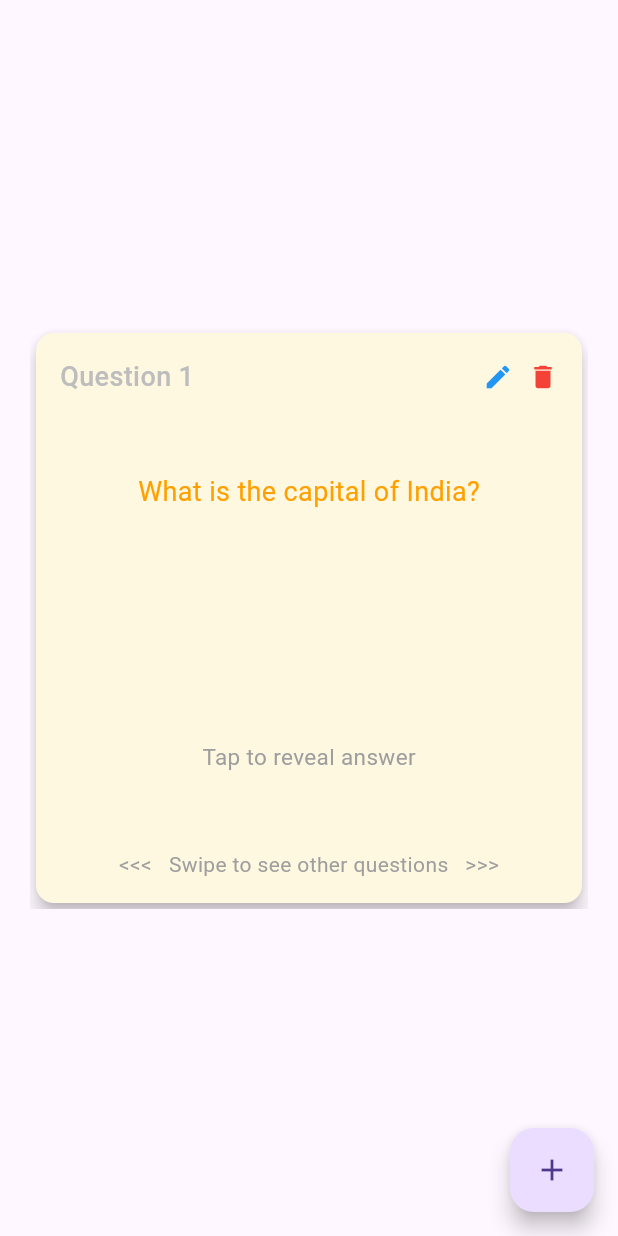
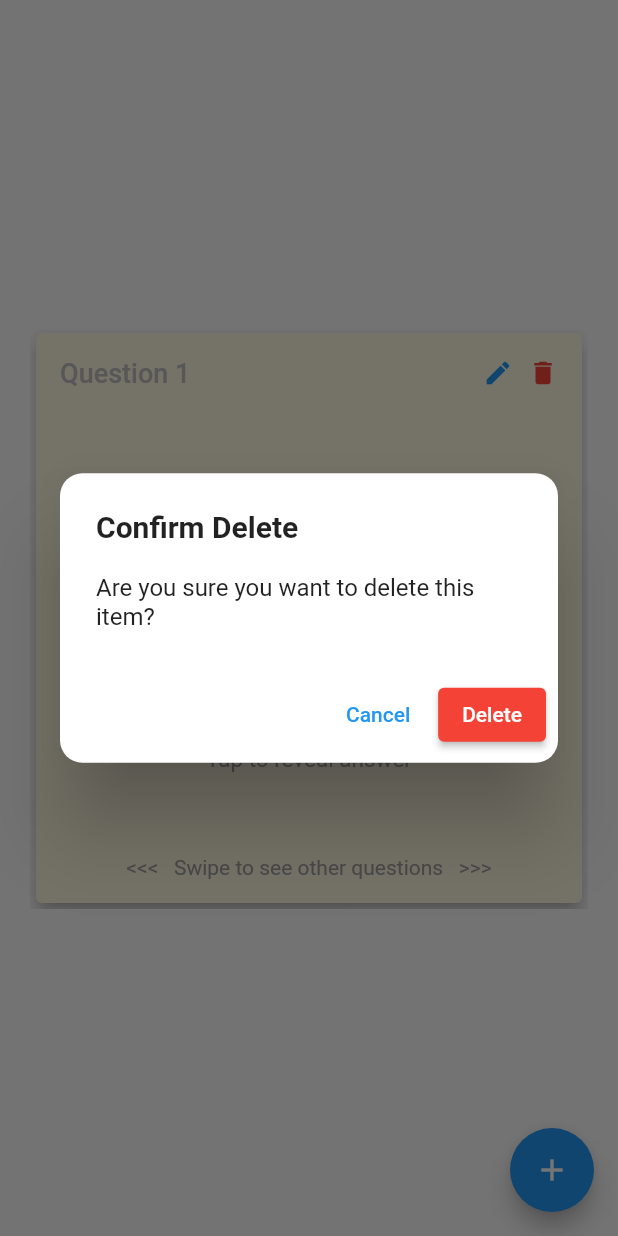
Before and after one commit to Debdaru07/flash_card_CRUD, a Flutter app: the screen it shows after launch, after a tap on the "delete" icon, on a phone screen of 412 x 824 dp. Run offline on Flutter 3.47's test engine with Material 3 defaults, Android fonts, the phone set to English and light mode, and no system bars.

Commit message:
Delete functionality completed.

```diff
--- a/lib/helper_widgets/snack_bar.dart
+++ b/lib/helper_widgets/snack_bar.dart
@@ -1,6 +1,6 @@
 import 'package:flutter/material.dart';
 
-void showCustomSnackbar(BuildContext context, {required String text, bool isSuccess = true} ) async {
+void showCustomSnackbar(BuildContext context, {required String text, bool isSuccess = true, bool isDelete = false} ) async {
     final snackbar = SnackBar(
       content: SizedBox(
         height: 60,
@@ -29,7 +29,9 @@ void showCustomSnackbar(BuildContext context, {required String text, bool isSucc
     ScaffoldMessenger.of(context).showSnackBar(snackbar);
     if(isSuccess){
       Future.delayed(snackbar.duration, () {
-        Navigator.pop(context, true);
+        if(isDelete == false) {
+          Navigator.pop(context, true);
+        }
       });
     }
 
--- a/lib/main.dart
+++ b/lib/main.dart
@@ -18,7 +18,7 @@ class MyApp extends StatelessWidget {
       child: MaterialApp(
         title: 'Flutter Demo',
         debugShowCheckedModeBanner: false,
-        theme: ThemeData(useMaterial3: true,),
+        theme: ThemeData(useMaterial3: false,),
         home: const QnAView(),
       ),
     );
--- a/lib/view/qna_view.dart
+++ b/lib/view/qna_view.dart
@@ -1,3 +1,5 @@
+
+import 'dart:developer';
 
 import 'package:flutter/material.dart';
 import 'package:provider/provider.dart';
@@ -37,16 +39,22 @@ class _QnAViewState extends State<QnAView> {
               child: PageView.builder(
                 scrollDirection: Axis.horizontal,
                 itemCount: formHandler.cardItems.length,
-                itemBuilder: (context, index) => QuestionCard(index: index,item: formHandler.cardItems[index],),
+                itemBuilder: (context, index) {
+                  try {
+                    return QuestionCard(index: index,item: formHandler.cardItems[index],);
+                  } catch(obj) {
+                    return const Center(child: Text('Item Deleted'));
+                  }
+                },
                 pageSnapping: true,
               ),
             ),
           ),
           floatingActionButton: FloatingActionButton(
-            onPressed: () {
-              var data = Navigator.push(context, MaterialPageRoute( builder: (context) => QnAForm(),));
+            onPressed: () async {
+              var data = await Navigator.push(context, MaterialPageRoute( builder: (context) => QnAForm(),));
               if(data!= null){
-
+                await formHandler.initFields9();
               }
             },
             child: const Icon(Icons.add),
@@ -115,7 +123,8 @@ Widget answerFlashCard(int index, QNAModel item) {
 }
 
 Widget eachFlashCard(context,int index, QNAModel item) {
-  return Card(
+  return Consumer<FormHandler>(
+    builder: (context, formHandler, child) => Card(
       elevation: 5,
       color: Colors.amber[50],
       child: Padding(
@@ -138,7 +147,7 @@ Widget eachFlashCard(context,int index, QNAModel item) {
                     const SizedBox(width: 10,),
                     InkWell(
                       onTap: () {
-
+                        showDeleteConfirmationDialog(context, item: item);
                       },
                       child: const Icon(Icons.delete, color: Colors.red,size: 20,)),
                   ],
@@ -159,5 +168,44 @@ Widget eachFlashCard(context,int index, QNAModel item) {
           ],
         ),
       ),
+    )
   );
 }
+void showDeleteConfirmationDialog(BuildContext context, {required QNAModel item}) {
+  showDialog(
+    context: context,
+    builder: (BuildContext context) {
+      return AlertDialog(
+        shape: RoundedRectangleBorder(
+          borderRadius: BorderRadius.circular(15),
+        ),
+        title: const Text(
+          'Confirm Delete',
+          style: TextStyle(fontWeight: FontWeight.bold),
+        ),
+        content: const Text('Are you sure you want to delete this item?'),
+        actions: [
+          TextButton(
+            onPressed: () {
+              Navigator.of(context).pop();
+            },
+            child: const Text('Cancel'),
+          ),
+          ElevatedButton(
+            style: ElevatedButton.styleFrom(
+              backgroundColor: Colors.red,
+            ),
+            onPressed: () {
+              Navigator.of(context).pop();
+              final formHandler = Provider.of<FormHandler>(context, listen: false);
+              Future.delayed(Duration.zero, () async {
+                await formHandler.deleteItem(context,qa: item);
+              });
+            },
+            child: const Text('Delete'),
+          ),
+        ],
+      );
+    },
+  );
+}
```
Also changed, not shown: lib/view_model/form_handler.dart (+10 -6 lines). Lines whose indentation alone changed are shown as unchanged.
